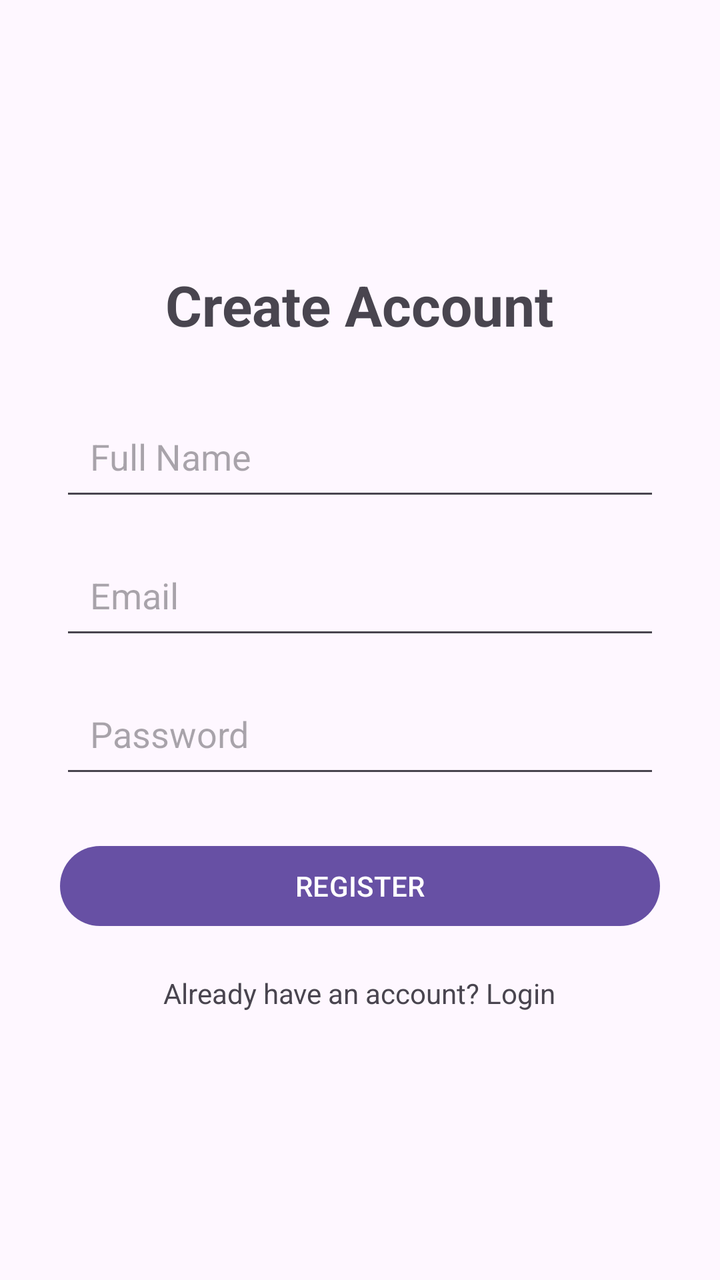
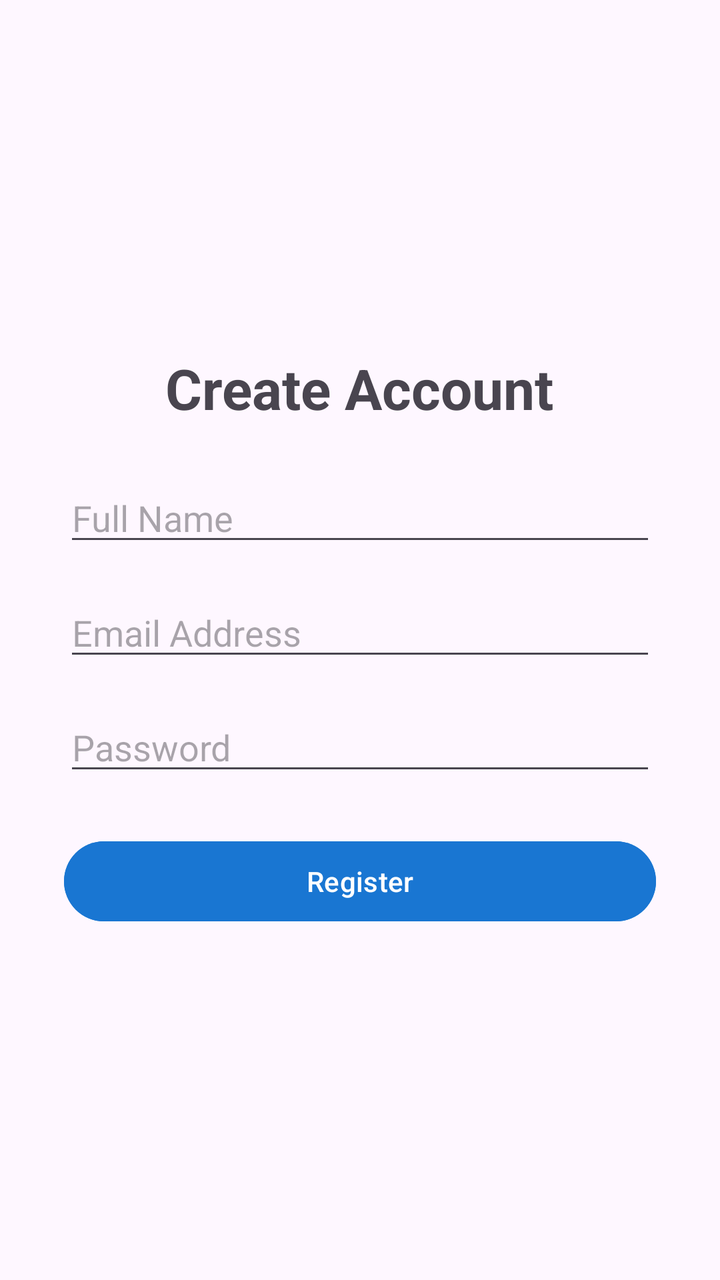

The first picture is an Android layout as it rendered before a commit; the second is the same layout after the commit. The layout source and the unified diff follow.
<!-- AndroidManifest.xml: application theme Theme.UbuntuMentor -->
<!-- res/layout/activity_register.xml -->
<?xml version="1.0" encoding="utf-8"?>
<LinearLayout xmlns:android="http://schemas.android.com/apk/res/android"
    android:layout_width="match_parent"
    android:layout_height="match_parent"
    android:orientation="vertical"
    android:gravity="center"
    android:padding="30dp">

    <TextView
        android:layout_width="wrap_content"
        android:layout_height="wrap_content"
        android:text="Create Account"
        android:textSize="28sp"
        android:textStyle="bold"
        android:layout_marginBottom="30dp"/>

    <EditText
        android:id="@+id/etName"
        android:layout_width="match_parent"
        android:layout_height="wrap_content"
        android:hint="Full Name"
        android:padding="15dp"/>

    <EditText
        android:id="@+id/etEmail"
        android:layout_width="match_parent"
        android:layout_height="wrap_content"
        android:hint="Email"
        android:inputType="textEmailAddress"
        android:padding="15dp"
        android:layout_marginTop="15dp"/>

    <EditText
        android:id="@+id/etPassword"
        android:layout_width="match_parent"
        android:layout_height="wrap_content"
        android:hint="Password"
        android:inputType="textPassword"
        android:padding="15dp"
        android:layout_marginTop="15dp"/>

    <Button
        android:id="@+id/btnRegister"
        android:layout_width="match_parent"
        android:layout_height="wrap_content"
        android:text="REGISTER"
        android:layout_marginTop="25dp"/>

    <TextView
        android:id="@+id/tvLogin"
        android:layout_width="wrap_content"
        android:layout_height="wrap_content"
        android:text="Already have an account? Login"
        android:layout_marginTop="20dp"/>

</LinearLayout>
<!-- resources referenced by this layout -->
<resources>
  <style name="Theme.UbuntuMentor" parent="Base.Theme.UbuntuMentor" />
  <style name="Base.Theme.UbuntuMentor" parent="Theme.Material3.DayNight.NoActionBar">
          
          
      </style>
</resources>

<!-- the commit's change to res/layout/activity_register.xml (unified diff, before → after) -->
@@ -3,8 +3,8 @@
     android:layout_width="match_parent"
     android:layout_height="match_parent"
     android:orientation="vertical"
-    android:gravity="center"
-    android:padding="30dp">
+    android:padding="32dp"
+    android:gravity="center">
 
     <TextView
         android:layout_width="wrap_content"
@@ -12,23 +12,22 @@
         android:text="Create Account"
         android:textSize="28sp"
         android:textStyle="bold"
-        android:layout_marginBottom="30dp"/>
+        android:layout_marginBottom="24dp"/>
 
     <EditText
         android:id="@+id/etName"
         android:layout_width="match_parent"
         android:layout_height="wrap_content"
         android:hint="Full Name"
-        android:padding="15dp"/>
+        android:layout_marginBottom="16dp"/>
 
     <EditText
         android:id="@+id/etEmail"
         android:layout_width="match_parent"
         android:layout_height="wrap_content"
-        android:hint="Email"
+        android:hint="Email Address"
         android:inputType="textEmailAddress"
-        android:padding="15dp"
-        android:layout_marginTop="15dp"/>
+        android:layout_marginBottom="16dp"/>
 
     <EditText
         android:id="@+id/etPassword"
@@ -36,21 +35,13 @@
         android:layout_height="wrap_content"
         android:hint="Password"
         android:inputType="textPassword"
-        android:padding="15dp"
-        android:layout_marginTop="15dp"/>
+        android:layout_marginBottom="24dp"/>
 
     <Button
         android:id="@+id/btnRegister"
         android:layout_width="match_parent"
         android:layout_height="wrap_content"
-        android:text="REGISTER"
-        android:layout_marginTop="25dp"/>
-
-    <TextView
-        android:id="@+id/tvLogin"
-        android:layout_width="wrap_content"
-        android:layout_height="wrap_content"
-        android:text="Already have an account? Login"
-        android:layout_marginTop="20dp"/>
-
+        android:text="Register"
+        android:backgroundTint="#1976D2"
+        android:textColor="@android:color/white"/>
 </LinearLayout>
